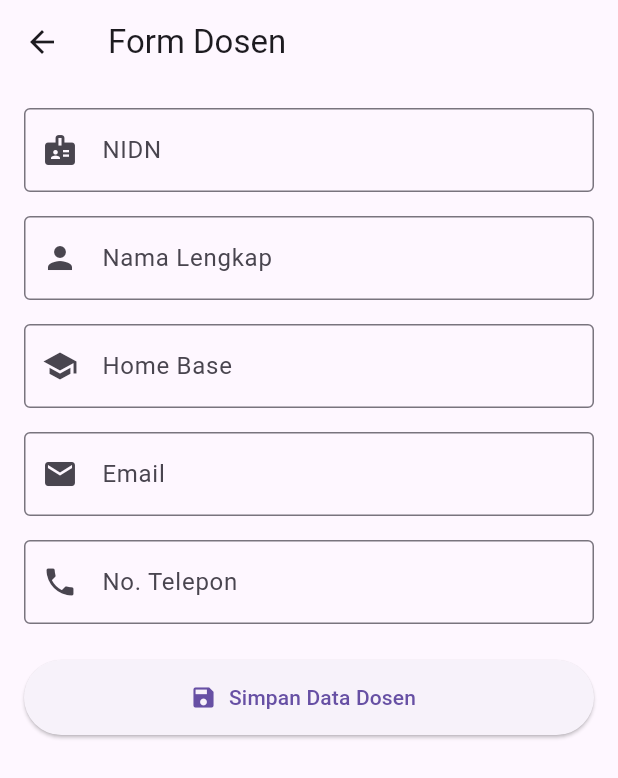
After one commit to Nisrinadwids/Pemrograman-Perangkat-Bergerak, a Flutter app: the screen it shows after launch, in the side drawer, after a tap on "Form Dosen", on a phone screen of 412 x 824 dp. The commit adds this screen. Shown: the top 778 px of the screen. Run offline on Flutter 3.47's test engine with Material 3 defaults, Android fonts, the phone set to English and light mode, and no system bars.

Commit message:
UTS (form dosen dan form matkul)

```diff
--- /dev/null
+++ b/lib/form_dosen.dart
@@ -0,0 +1,148 @@
+// form_dosen.dart
+
+import 'package:flutter/material.dart';
+
+class FormDosenPage extends StatefulWidget {
+  const FormDosenPage({super.key});
+
+  @override
+  State<FormDosenPage> createState() => _FormDosenPageState();
+}
+
+class _FormDosenPageState extends State<FormDosenPage> {
+  final _formKey = GlobalKey<FormState>();
+  final cNidn = TextEditingController();
+  final cNama = TextEditingController();
+  final cHomeBase = TextEditingController();
+  final cEmail = TextEditingController();
+  final cNoTlp = TextEditingController();
+
+  @override
+  void dispose() {
+    cNidn.dispose();
+    cNama.dispose();
+    cHomeBase.dispose();
+    cEmail.dispose();
+    cNoTlp.dispose();
+    super.dispose();
+  }
+
+  void _simpan() {
+    if (!_formKey.currentState!.validate()) {
+      ScaffoldMessenger.of(context)
+          .showSnackBar(const SnackBar(content: Text('Periksa kembali isian Anda.')));
+      return;
+    }
+
+    // Mengumpulkan data dari form
+    final data = {
+      'NIDN': cNidn.text.trim(),
+      'Nama': cNama.text.trim(),
+      'Home Base': cHomeBase.text.trim(),
+      'Email': cEmail.text.trim(),
+      'No. Telepon': cNoTlp.text.trim(),
+    };
+
+    // Menampilkan data sebagai output dalam dialog
+    showDialog(
+      context: context,
+      builder: (_) => AlertDialog(
+        title: const Text('Ringkasan Data Dosen'),
+        content: SingleChildScrollView(
+          child: Column(
+            crossAxisAlignment: CrossAxisAlignment.start,
+            children: data.entries
+                .map((e) => Padding(
+                      padding: const EdgeInsets.only(bottom: 8),
+                      child: Text('${e.key}: ${e.value}'),
+                    ))
+                .toList(),
+          ),
+        ),
+        actions: [
+          TextButton(onPressed: () => Navigator.pop(context), child: const Text('Tutup')),
+        ],
+      ),
+    );
+  }
+
+  @override
+  Widget build(BuildContext context) {
+    return Scaffold(
+      appBar: AppBar(title: const Text('Form Dosen')),
+      body: SingleChildScrollView(
+        padding: const EdgeInsets.all(16),
+        child: Form(
+          key: _formKey,
+          child: Column(
+            children: [
+              TextFormField(
+                controller: cNidn,
+                keyboardType: TextInputType.number,
+                decoration: const InputDecoration(
+                  labelText: 'NIDN',
+                  border: OutlineInputBorder(),
+                  prefixIcon: Icon(Icons.badge),
+                ),
+                validator: (v) => (v == null || v.trim().isEmpty) ? 'NIDN wajib diisi' : null,
+              ),
+              const SizedBox(height: 16),
+              TextFormField(
+                controller: cNama,
+                decoration: const InputDecoration(
+                  labelText: 'Nama Lengkap',
+                  border: OutlineInputBorder(),
+                  prefixIcon: Icon(Icons.person),
+                ),
+                validator: (v) => (v == null || v.trim().isEmpty) ? 'Nama wajib diisi' : null,
+              ),
+              const SizedBox(height: 16),
+              TextFormField(
+                controller: cHomeBase,
+                decoration: const InputDecoration(
+                  labelText: 'Home Base',
+                  border: OutlineInputBorder(),
+                  prefixIcon: Icon(Icons.school),
+                ),
+              ),
+              const SizedBox(height: 16),
+              TextFormField(
+                controller: cEmail,
+                keyboardType: TextInputType.emailAddress,
+                decoration: const InputDecoration(
+                  labelText: 'Email',
+                  border: OutlineInputBorder(),
+                  prefixIcon: Icon(Icons.email),
+                ),
+                validator: (v) {
+                  if (v == null || v.trim().isEmpty) return 'Email wajib diisi';
+                  final ok = RegExp(r'^[^@]+@[^@]+\.[^@]+').hasMatch(v.trim());
+                  return ok ? null : 'Format email tidak valid';
+                },
+              ),
+              const SizedBox(height: 16),
+              TextFormField(
+                controller: cNoTlp,
+                keyboardType: TextInputType.phone,
+                decoration: const InputDecoration(
+                  labelText: 'No. Telepon',
+                  border: OutlineInputBorder(),
+                  prefixIcon: Icon(Icons.phone),
+                ),
+              ),
+              const SizedBox(height: 24),
+              ElevatedButton.icon(
+                onPressed: _simpan,
+                icon: const Icon(Icons.save),
+                label: const Text('Simpan Data Dosen'),
+                style: ElevatedButton.styleFrom(
+                  minimumSize: const Size.fromHeight(50),
+                ),
+              ),
+            ],
+          ),
+        ),
+      ),
+    );
+  }
+}
--- a/lib/main.dart
+++ b/lib/main.dart
@@ -1,8 +1,12 @@
+// main.dart
+
 import 'package:flutter/material.dart';
 import 'form_mahasiswa.dart';
 import 'daftar_mahasiswa.dart';
 import 'tentang_aplikasi.dart';
 import 'pengaturan.dart';
+import 'form_dosen.dart'; // Impor file form_dosen.dart yang baru
+import 'form_matkul.dart'; // Impor file form_matkul.dart yang baru
 
 void main() => runApp(const MyApp());
 
@@ -47,6 +51,22 @@ class HomePage extends StatelessWidget {
               },
             ),
             ListTile(
+              leading: const Icon(Icons.person_outline),
+              title: const Text('Form Dosen'), // Menu baru untuk Dosen
+              onTap: () {
+                Navigator.push(context,
+                    MaterialPageRoute(builder: (_) => const FormDosenPage()));
+              },
+            ),
+            ListTile(
+              leading: const Icon(Icons.class_),
+              title: const Text('Form Mata Kuliah'), // Menu baru untuk Mata Kuliah
+              onTap: () {
+                Navigator.push(context,
+                    MaterialPageRoute(builder: (_) => const FormMatkulPage()));
+              },
+            ),
+            ListTile(
               leading: const Icon(Icons.list_alt),
               title: const Text('Daftar Mahasiswa'),
               onTap: () {
```
Also changed, not shown: lib/form_matkul.dart (added, +122 -0 lines).
